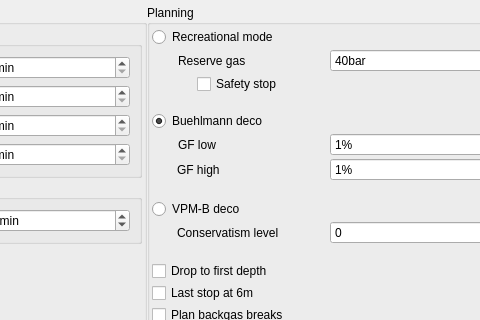
This is qt-ui/plannerSettings.ui in subsurface/subsurface as Qt 5 draws it before an edit; both pictures show x 222 to 702 and y 0 to 320 of the 1102 by 442 pixel window. The edited form follows.
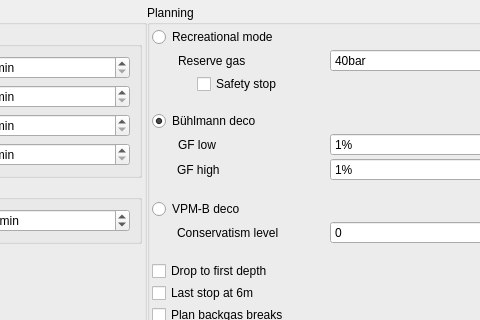
This is the edited form.

Commit message:
Use Bühlmann in all strings shown to the user
Unify spelling of this name in strings shown to the user, as commented
in mailing list. Internal coding use untouched.

```diff
--- a/qt-ui/plannerSettings.ui
+++ b/qt-ui/plannerSettings.ui
@@ -265,7 +265,7 @@
           <item row="4" column="1">
            <widget class="QRadioButton" name="buehlmann_deco">
             <property name="text">
-             <string>Buehlmann deco</string>
+             <string>Bühlmann deco</string>
             </property>
             <property name="checked">
              <bool>true</bool>
```
The commit also changes 1 other file.
